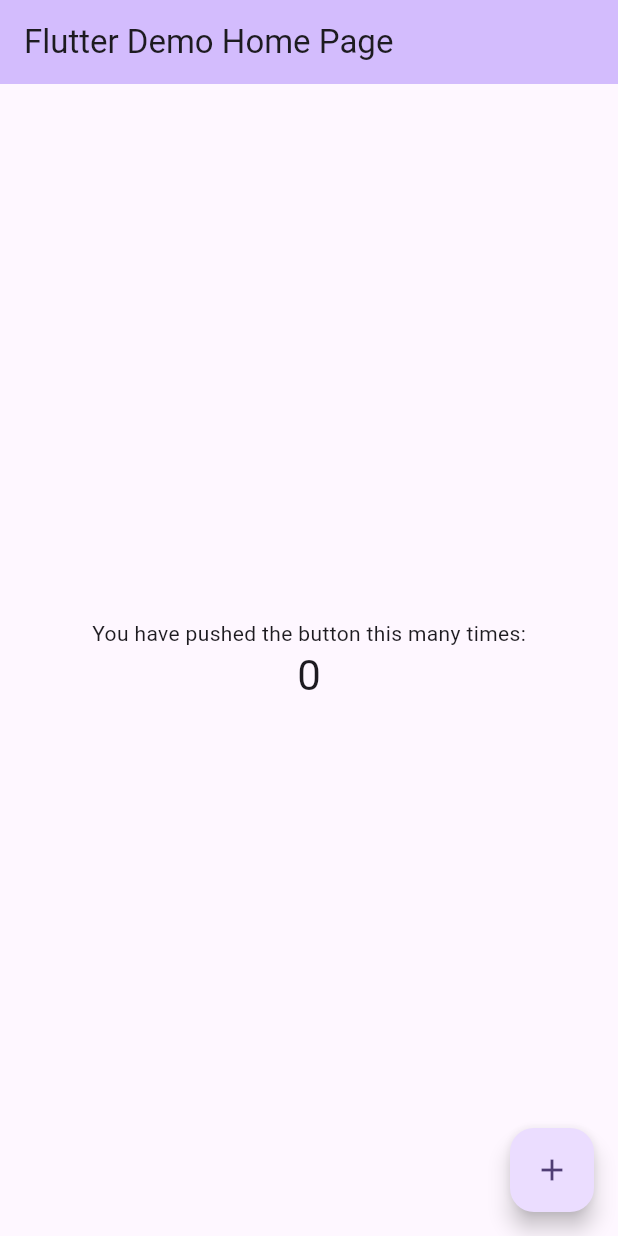
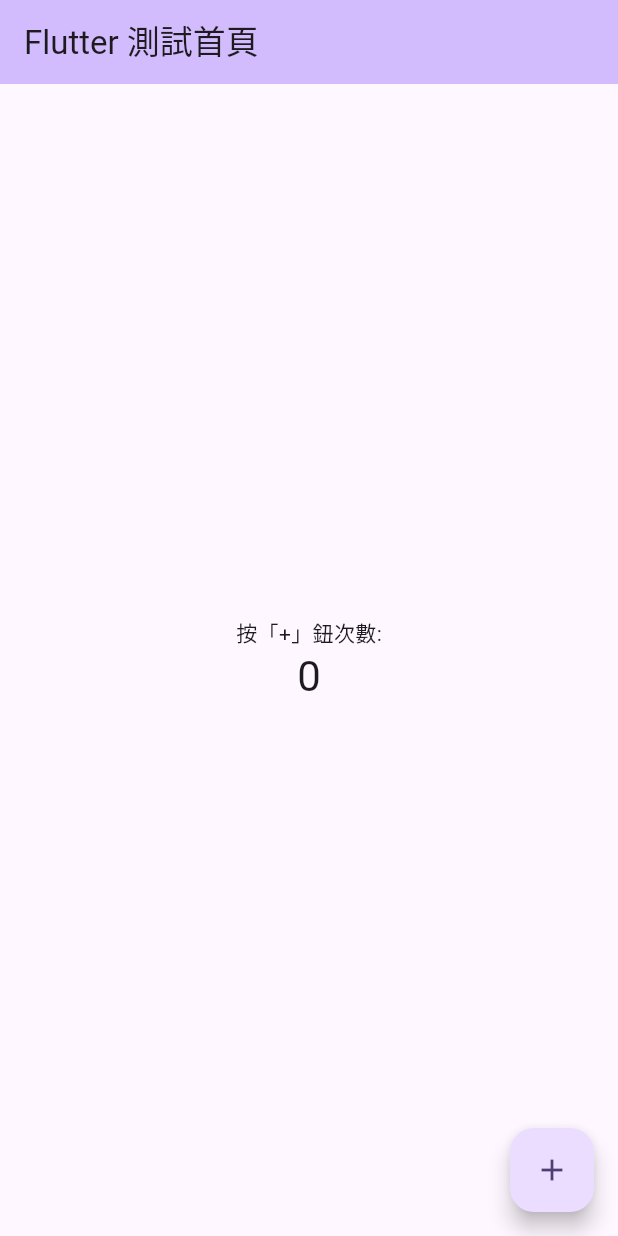
Before and after one commit to Gary-Lu-IT/AndroidGenOutfit, a Flutter app: the screen it shows after launch, on a phone screen of 412 x 824 dp. Run offline on Flutter 3.47's test engine with Material 3 defaults, Android fonts, the phone set to English and light mode, and no system bars.

Commit message:
從 Android Studio 試著簽入：介面嘗試中文化

```diff
--- a/lib/main.dart
+++ b/lib/main.dart
@@ -30,7 +30,7 @@
         // tested with just a hot reload.
         colorScheme: ColorScheme.fromSeed(seedColor: Colors.deepPurple),
       ),
-      home: const MyHomePage(title: 'Flutter Demo Home Page'),
+      home: const MyHomePage(title: 'Flutter 測試首頁'),
     );
   }
 }
@@ -104,7 +104,7 @@
           // wireframe for each widget.
           mainAxisAlignment: MainAxisAlignment.center,
           children: <Widget>[
-            const Text('You have pushed the button this many times:'),
+            const Text('按「+」鈕次數:'),
             Text(
               '$_counter',
               style: Theme.of(context).textTheme.headlineMedium,
```
